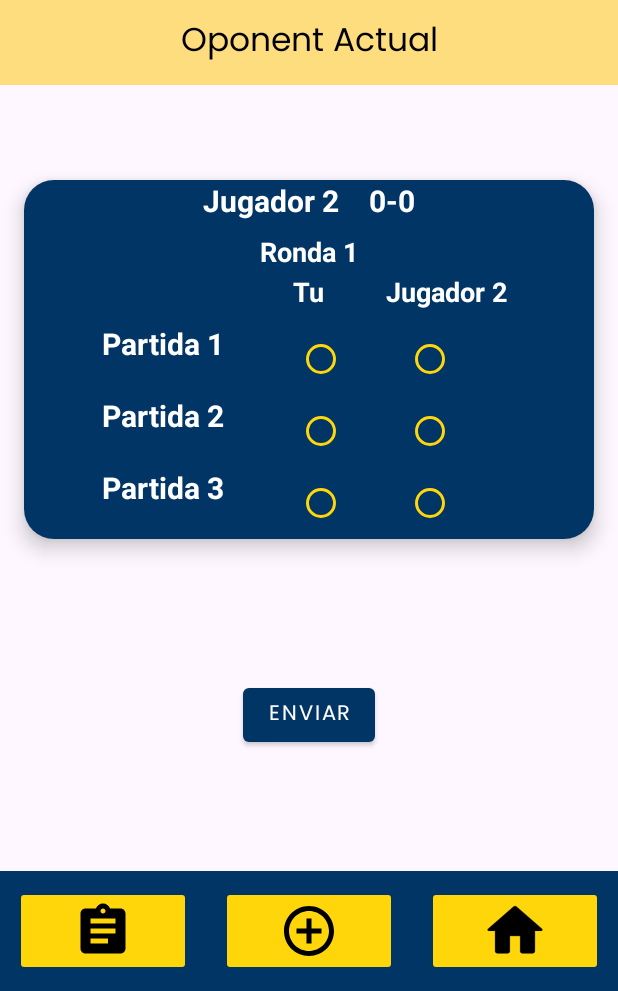
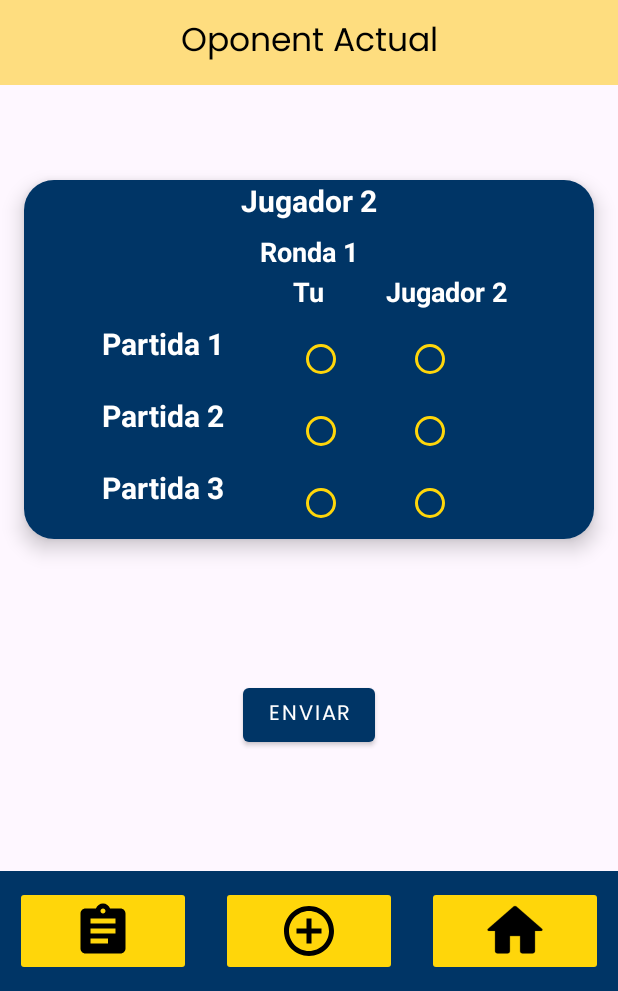
Before and after one commit to Snr1s3/Turnonauta, an Android app: the OponentActual screen opened directly, with no data from a screen before it, on a phone screen of 412 x 824 dp, the part 245-1236 px from its top. Run offline under Robolectric (Android 15) with nearby library versions, the phone set to English and light mode, and no system bars.

```diff
--- a/app/src/main/java/proj/tcg/turnonauta/aplicacio/PreviewTorneig.kt
+++ b/app/src/main/java/proj/tcg/turnonauta/aplicacio/PreviewTorneig.kt
@@ -2,7 +2,6 @@ package proj.tcg.turnonauta.aplicacio
 
 import android.content.Intent
 import android.os.Bundle
-import android.util.Log
 import android.widget.Button
 import android.widget.TextView
 import android.widget.Toast
@@ -20,7 +19,6 @@ import proj.tcg.turnonauta.adapters.AdapterUsuarTorneig
 import proj.tcg.turnonauta.app.AppTurnonauta
 import proj.tcg.turnonauta.models.Torneig
 import proj.tcg.turnonauta.retrofit.ConnexioAPI
-import proj.tcg.turnonauta.socket.ClientSocket
 import retrofit2.HttpException
 import java.io.IOException
 
@@ -55,7 +53,7 @@ class PreviewTorneig : AppCompatActivity() {
         val playerName = appInstance.getPlayerNameApp()
 
         lifecycleScope.launch(Dispatchers.IO) {
-            client.connect(this@PreviewTorneig,playerName,torneigId,userId) { responseParts ->
+            client.connect(applicationContext,playerName,torneigId,userId) { responseParts ->
                 runOnUiThread {
                     startRecycled(responseParts)
                 }
@@ -96,7 +94,6 @@ class PreviewTorneig : AppCompatActivity() {
             val intent = Intent(this, DetallTorneig::class.java)
             startActivity(intent)
         }
-        Toast.makeText(this@PreviewTorneig, list[0], Toast.LENGTH_SHORT).show()
         for (i in 1 until list.size) {
             if (list[i] != "1") {
                 data.add(UsuariTorneig(R.drawable.logo2, list[i]))
--- a/app/src/main/java/proj/tcg/turnonauta/retrofit/ConnexioAPI.kt
+++ b/app/src/main/java/proj/tcg/turnonauta/retrofit/ConnexioAPI.kt
@@ -6,8 +6,10 @@ import okhttp3.OkHttpClient
 import proj.tcg.turnonauta.models.EmparellamentNom
 import proj.tcg.turnonauta.models.NewUser
 import proj.tcg.turnonauta.models.PasswordUpdateRequest
+import proj.tcg.turnonauta.models.Ronda
 import proj.tcg.turnonauta.models.Torneig
 import proj.tcg.turnonauta.models.UpdateNameRequest
+import proj.tcg.turnonauta.models.UpdateRondaRequest
 import proj.tcg.turnonauta.models.Usuaris
 import proj.tcg.turnonauta.models.UsuarisAmbPunts
 import proj.tcg.turnonauta.models.UsuarisStatistics
@@ -83,6 +85,11 @@ interface ApiService {
         @Body updateNameRequest: UpdateNameRequest
 
     ): Usuaris
+
+    @PUT("/rondes/update_ronda")
+    suspend fun updateRonda(
+        @Body updateRondaRequest: UpdateRondaRequest
+    ): Ronda
     @PUT("/users/update_password")
     suspend fun updatePassword(
         @Body passwordUpdateRequest: PasswordUpdateRequest
--- a/app/src/main/res/layout/activity_oponent_actual.xml
+++ b/app/src/main/res/layout/activity_oponent_actual.xml
@@ -67,7 +67,7 @@
                 android:layout_width="wrap_content"
                 android:layout_height="wrap_content"
                 android:layout_weight="1"
-                android:gravity="end"
+                android:gravity="center"
                 android:paddingStart="10dp"
                 android:paddingEnd="10dp"
                 android:text="Jugador 2"
@@ -75,18 +75,6 @@
                 android:textSize="20sp"
                 android:textStyle="bold" />
 
-            <TextView
-                android:id="@+id/score"
-                android:layout_width="wrap_content"
-                android:layout_height="wrap_content"
-
-                android:layout_weight="1"
-                android:paddingStart="10dp"
-                android:paddingEnd="10dp"
-                android:text="0-0"
-                android:textColor="@color/color_text2"
-                android:textSize="20sp"
-                android:textStyle="bold" />
         </LinearLayout>
 
         <TextView
@@ -131,6 +119,7 @@
                     android:textStyle="bold" />
 
                 <TextView
+                    android:id="@+id/oponent"
                     android:layout_width="0dp"
                     android:layout_height="wrap_content"
                     android:layout_weight="1"
@@ -154,19 +143,23 @@
                     android:textSize="20sp"
                     android:textStyle="bold" />
                 <RadioGroup
+                    android:id="@+id/Partida1"
                     android:layout_width="match_parent"
                     android:layout_height="wrap_content"
                     android:layout_weight="1"
+                    android:checked="true"
                     app:backgroundTint="@color/color_text2"
                     android:orientation="horizontal">
 
                     <RadioButton
-                    android:layout_width="wrap_content"
-                    android:layout_height="wrap_content"
-                    android:layout_weight="1"
-                    app:buttonTint="@color/color_bottom_menu" />
+                        android:id="@+id/p1b1"
+                        android:layout_width="wrap_content"
+                        android:layout_height="wrap_content"
+                        android:layout_weight="1"
+                        app:buttonTint="@color/color_bottom_menu" />
 
                     <RadioButton
+                        android:id="@+id/p1b2"
                         android:layout_width="wrap_content"
                         android:layout_height="wrap_content"
                         android:layout_weight="1"
@@ -189,9 +182,11 @@
                     android:textStyle="bold" />
 
                 <RadioGroup
+                    android:id="@+id/Partida2"
                     android:layout_width="match_parent"
                     android:layout_height="wrap_content"
                     android:layout_weight="1"
+                    android:checked="true"
                     app:backgroundTint="@color/color_text2"
                     android:orientation="horizontal">
 
@@ -224,9 +219,11 @@
                     android:textStyle="bold" />
 
                 <RadioGroup
+                    android:id="@+id/Partida3"
                     android:layout_width="match_parent"
                     android:layout_height="wrap_content"
                     android:layout_weight="1"
+                    android:checked="true"
                     app:backgroundTint="@color/color_text2"
                     android:orientation="horizontal">
 
```
Also changed, not shown: app/src/main/java/proj/tcg/turnonauta/aplicacio/EscriureCodi.kt (+2 -12 lines), app/src/main/java/proj/tcg/turnonauta/aplicacio/OponentActual.kt (+144 -5 lines), app/src/main/java/proj/tcg/turnonauta/models/Models.kt (+14 -2 lines).
